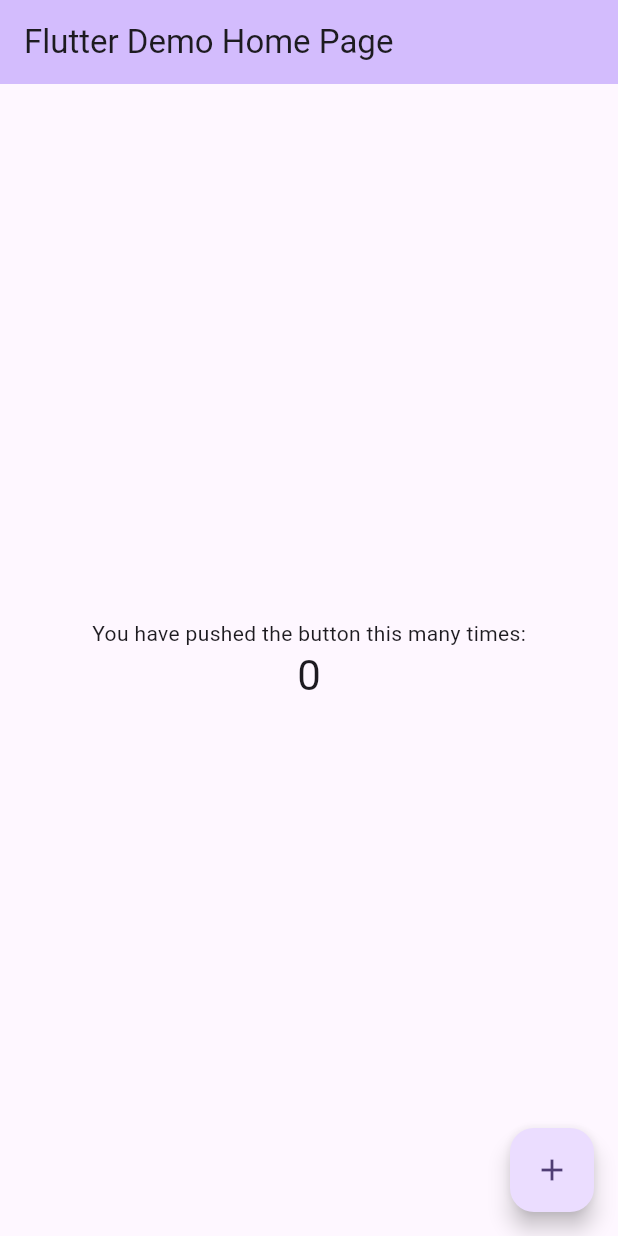
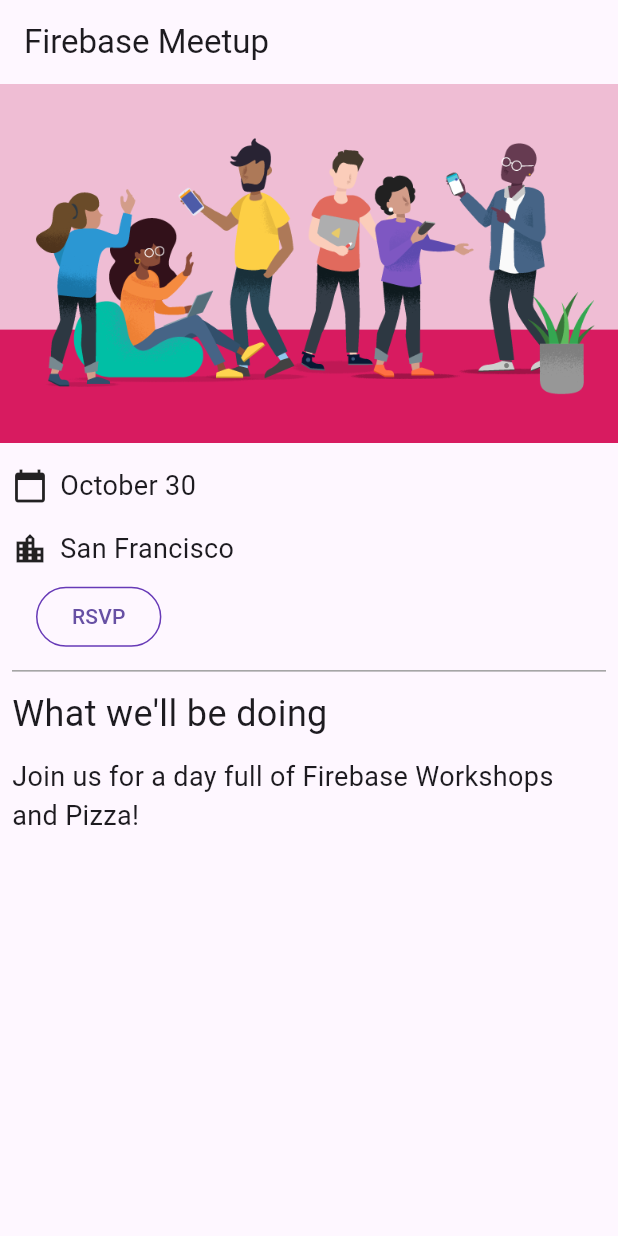
Before and after one commit to ColtenBerry/firebase_demo, a Flutter app: the screen it shows after launch, on a phone screen of 412 x 824 dp. Run offline on Flutter 3.47's test engine with Material 3 defaults, Android fonts, the phone set to English and light mode, and no system bars; our stand-ins replace firebase_auth, firebase_core, go_router, google_fonts; missing offline and left inert: firebase_ui_auth; accounts and stored records are empty.

Commit message:
Step 5 done

```diff
--- /dev/null
+++ b/firebase_demo/lib/app_state.dart
@@ -0,0 +1,34 @@
+import 'package:firebase_auth/firebase_auth.dart'
+    hide EmailAuthProvider, PhoneAuthProvider;
+import 'package:firebase_core/firebase_core.dart';
+import 'package:firebase_ui_auth/firebase_ui_auth.dart';
+import 'package:flutter/material.dart';
+
+import 'firebase_options.dart';
+
+class ApplicationState extends ChangeNotifier {
+  ApplicationState() {
+    init();
+  }
+
+  bool _loggedIn = false;
+  bool get loggedIn => _loggedIn;
+
+  Future<void> init() async {
+    await Firebase.initializeApp(
+        options: DefaultFirebaseOptions.currentPlatform);
+
+    FirebaseUIAuth.configureProviders([
+      EmailAuthProvider(),
+    ]);
+
+    FirebaseAuth.instance.userChanges().listen((user) {
+      if (user != null) {
+        _loggedIn = true;
+      } else {
+        _loggedIn = false;
+      }
+      notifyListeners();
+    });
+  }
+}
--- /dev/null
+++ b/firebase_demo/lib/home_page.dart
@@ -0,0 +1,55 @@
+// Copyright 2022 The Flutter Authors. All rights reserved.
+// Use of this source code is governed by a BSD-style license that can be
+// found in the LICENSE file.
+
+import 'package:firebase_auth/firebase_auth.dart' // new
+    hide
+        EmailAuthProvider,
+        PhoneAuthProvider; // new
+import 'package:flutter/material.dart'; // new
+import 'package:provider/provider.dart'; // new
+
+import 'app_state.dart'; // new
+import 'src/authentication.dart'; // new
+import 'src/widgets.dart';
+
+class HomePage extends StatelessWidget {
+  const HomePage({super.key});
+
+  @override
+  Widget build(BuildContext context) {
+    return Scaffold(
+      appBar: AppBar(
+        title: const Text('Firebase Meetup'),
+      ),
+      body: ListView(
+        children: <Widget>[
+          Image.asset('assets/codelab.png'),
+          const SizedBox(height: 8),
+          const IconAndDetail(Icons.calendar_today, 'October 30'),
+          const IconAndDetail(Icons.location_city, 'San Francisco'),
+          // Add from here
+          Consumer<ApplicationState>(
+            builder: (context, appState, _) => AuthFunc(
+                loggedIn: appState.loggedIn,
+                signOut: () {
+                  FirebaseAuth.instance.signOut();
+                }),
+          ),
+          // to here
+          const Divider(
+            height: 8,
+            thickness: 1,
+            indent: 8,
+            endIndent: 8,
+            color: Colors.grey,
+          ),
+          const Header("What we'll be doing"),
+          const Paragraph(
+            'Join us for a day full of Firebase Workshops and Pizza!',
+          ),
+        ],
+      ),
+    );
+  }
+}
--- a/firebase_demo/lib/main.dart
+++ b/firebase_demo/lib/main.dart
@@ -1,125 +1,122 @@
+// Copyright 2022 The Flutter Authors. All rights reserved.
+// Use of this source code is governed by a BSD-style license that can be
+// found in the LICENSE file.
+
+import 'package:firebase_ui_auth/firebase_ui_auth.dart'; // new
 import 'package:flutter/material.dart';
+import 'package:go_router/go_router.dart'; // new
+import 'package:google_fonts/google_fonts.dart';
+import 'package:provider/provider.dart'; // new
+
+import 'app_state.dart'; // new
+import 'home_page.dart';
 
 void main() {
-  runApp(const MyApp());
+  WidgetsFlutterBinding.ensureInitialized();
+
+  runApp(ChangeNotifierProvider(
+    create: (context) => ApplicationState(),
+    builder: ((context, child) => const App()),
+  ));
 }
 
-class MyApp extends StatelessWidget {
-  const MyApp({super.key});
+// Add GoRouter configuration outside the App class
+final _router = GoRouter(
+  routes: [
+    GoRoute(
+      path: '/',
+      builder: (context, state) => const HomePage(),
+      routes: [
+        GoRoute(
+          path: 'sign-in',
+          builder: (context, state) {
+            return SignInScreen(
+              actions: [
+                ForgotPasswordAction(((context, email) {
+                  final uri = Uri(
+                    path: '/sign-in/forgot-password',
+                    queryParameters: <String, String?>{
+                      'email': email,
+                    },
+                  );
+                  context.push(uri.toString());
+                })),
+                AuthStateChangeAction(((context, state) {
+                  final user = switch (state) {
+                    SignedIn state => state.user,
+                    UserCreated state => state.credential.user,
+                    _ => null
+                  };
+                  if (user == null) {
+                    return;
+                  }
+                  if (state is UserCreated) {
+                    user.updateDisplayName(user.email!.split('@')[0]);
+                  }
+                  if (!user.emailVerified) {
+                    user.sendEmailVerification();
+                    const snackBar = SnackBar(
+                        content: Text(
+                            'Please check your email to verify your email address'));
+                    ScaffoldMessenger.of(context).showSnackBar(snackBar);
+                  }
+                  context.pushReplacement('/');
+                })),
+              ],
+            );
+          },
+          routes: [
+            GoRoute(
+              path: 'forgot-password',
+              builder: (context, state) {
+                final arguments = state.uri.queryParameters;
+                return ForgotPasswordScreen(
+                  email: arguments['email'],
+                  headerMaxExtent: 200,
+                );
+              },
+            ),
+          ],
+        ),
+        GoRoute(
+          path: 'profile',
+          builder: (context, state) {
+            return ProfileScreen(
+              providers: const [],
+              actions: [
+                SignedOutAction((context) {
+                  context.pushReplacement('/');
+                }),
+              ],
+            );
+          },
+        ),
+      ],
+    ),
+  ],
+);
+// end of GoRouter configuration
 
-  // This widget is the root of your application.
+// Change MaterialApp to MaterialApp.router and add the routerConfig
+class App extends StatelessWidget {
+  const App({super.key});
+
   @override
   Widget build(BuildContext context) {
-    return MaterialApp(
-      title: 'Flutter Demo',
+    return MaterialApp.router(
+      title: 'Firebase Meetup',
       theme: ThemeData(
-        // This is the theme of your application.
-        //
-        // TRY THIS: Try running your application with "flutter run". You'll see
-        // the application has a purple toolbar. Then, without quitting the app,
-        // try changing the seedColor in the colorScheme below to Colors.green
-        // and then invoke "hot reload" (save your changes or press the "hot
-        // reload" button in a Flutter-supported IDE, or press "r" if you used
-        // the command line to start the app).
-        //
-        // Notice that the counter didn't reset back to zero; the application
-        // state is not lost during the reload. To reset the state, use hot
-        // restart instead.
-        //
-        // This works for code too, not just values: Most code changes can be
-        // tested with just a hot reload.
-        colorScheme: ColorScheme.fromSeed(seedColor: Colors.deepPurple),
+        buttonTheme: Theme.of(context).buttonTheme.copyWith(
+              highlightColor: Colors.deepPurple,
+            ),
+        primarySwatch: Colors.deepPurple,
+        textTheme: GoogleFonts.robotoTextTheme(
+          Theme.of(context).textTheme,
+        ),
+        visualDensity: VisualDensity.adaptivePlatformDensity,
         useMaterial3: true,
       ),
-      home: const MyHomePage(title: 'Flutter Demo Home Page'),
+      routerConfig: _router, // new
     );
   }
 }
-
-class MyHomePage extends StatefulWidget {
-  const MyHomePage({super.key, required this.title});
-
-  // This widget is the home page of your application. It is stateful, meaning
-  // that it has a State object (defined below) that contains fields that affect
-  // how it looks.
-
-  // This class is the configuration for the state. It holds the values (in this
-  // case the title) provided by the parent (in this case the App widget) and
-  // used by the build method of the State. Fields in a Widget subclass are
-  // always marked "final".
-
-  final String title;
-
-  @override
-  State<MyHomePage> createState() => _MyHomePageState();
-}
-
-class _MyHomePageState extends State<MyHomePage> {
-  int _counter = 0;
-
-  void _incrementCounter() {
-    setState(() {
-      // This call to setState tells the Flutter framework that something has
-      // changed in this State, which causes it to rerun the build method below
-      // so that the display can reflect the updated values. If we changed
-      // _counter without calling setState(), then the build method would not be
-      // called again, and so nothing would appear to happen.
-      _counter++;
-    });
-  }
-
-  @override
-  Widget build(BuildContext context) {
-    // This method is rerun every time setState is called, for instance as done
-    // by the _incrementCounter method above.
-    //
-    // The Flutter framework has been optimized to make rerunning build methods
-    // fast, so that you can just rebuild anything that needs updating rather
-    // than having to individually change instances of widgets.
-    return Scaffold(
-      appBar: AppBar(
-        // TRY THIS: Try changing the color here to a specific color (to
-        // Colors.amber, perhaps?) and trigger a hot reload to see the AppBar
-        // change color while the other colors stay the same.
-        backgroundColor: Theme.of(context).colorScheme.inversePrimary,
-        // Here we take the value from the MyHomePage object that was created by
-        // the App.build method, and use it to set our appbar title.
-        title: Text(widget.title),
-      ),
-      body: Center(
-        // Center is a layout widget. It takes a single child and positions it
-        // in the middle of the parent.
-        child: Column(
-          // Column is also a layout widget. It takes a list of children and
-          // arranges them vertically. By default, it sizes itself to fit its
-          // children horizontally, and tries to be as tall as its parent.
-          //
-          // Column has various properties to control how it sizes itself and
-          // how it positions its children. Here we use mainAxisAlignment to
-          // center the children vertically; the main axis here is the vertical
-          // axis because Columns are vertical (the cross axis would be
-          // horizontal).
-          //
-          // TRY THIS: Invoke "debug painting" (choose the "Toggle Debug Paint"
-          // action in the IDE, or press "p" in the console), to see the
-          // wireframe for each widget.
-          mainAxisAlignment: MainAxisAlignment.center,
-          children: <Widget>[
-            const Text(
-              'You have pushed the button this many times:',
-            ),
-            Text(
-              '$_counter',
-              style: Theme.of(context).textTheme.headlineMedium,
-            ),
-          ],
-        ),
-      ),
-      floatingActionButton: FloatingActionButton(
-        onPressed: _incrementCounter,
-        tooltip: 'Increment',
-        child: const Icon(Icons.add),
-      ), // This trailing comma makes auto-formatting nicer for build methods.
-    );
-  }
-}
--- /dev/null
+++ b/firebase_demo/lib/src/authentication.dart
@@ -0,0 +1,46 @@
+// Copyright 2022 The Flutter Authors. All rights reserved.
+// Use of this source code is governed by a BSD-style license that can be
+// found in the LICENSE file.
+
+import 'package:flutter/material.dart';
+import 'package:go_router/go_router.dart';
+
+import 'widgets.dart';
+
+class AuthFunc extends StatelessWidget {
+  const AuthFunc({
+    super.key,
+    required this.loggedIn,
+    required this.signOut,
+  });
+
+  final bool loggedIn;
+  final void Function() signOut;
+
+  @override
+  Widget build(BuildContext context) {
+    return Row(
+      children: [
+        Padding(
+          padding: const EdgeInsets.only(left: 24, bottom: 8),
+          child: StyledButton(
+              onPressed: () {
+                !loggedIn ? context.push('/sign-in') : signOut();
+              },
+              child: !loggedIn ? const Text('RSVP') : const Text('Logout')),
+        ),
+        Visibility(
+          visible: loggedIn,
+          child: Padding(
+            padding: const EdgeInsets.only(left: 24, bottom: 8),
+            child: StyledButton(
+                onPressed: () {
+                  context.push('/profile');
+                },
+                child: const Text('Profile')),
+          ),
+        )
+      ],
+    );
+  }
+}
--- /dev/null
+++ b/firebase_demo/lib/src/widgets.dart
@@ -0,0 +1,67 @@
+// Copyright 2022 The Flutter Authors. All rights reserved.
+// Use of this source code is governed by a BSD-style license that can be
+// found in the LICENSE file.
+
+import 'package:flutter/material.dart';
+
+class Header extends StatelessWidget {
+  const Header(this.heading, {super.key});
+  final String heading;
+
+  @override
+  Widget build(BuildContext context) => Padding(
+        padding: const EdgeInsets.all(8.0),
+        child: Text(
+          heading,
+          style: const TextStyle(fontSize: 24),
+        ),
+      );
+}
+
+class Paragraph extends StatelessWidget {
+  const Paragraph(this.content, {super.key});
+  final String content;
+  @override
+  Widget build(BuildContext context) => Padding(
+        padding: const EdgeInsets.symmetric(horizontal: 8, vertical: 4),
+        child: Text(
+          content,
+          style: const TextStyle(fontSize: 18),
+        ),
+      );
+}
+
+class IconAndDetail extends StatelessWidget {
+  const IconAndDetail(this.icon, this.detail, {super.key});
+  final IconData icon;
+  final String detail;
+
+  @override
+  Widget build(BuildContext context) => Padding(
+        padding: const EdgeInsets.all(8.0),
+        child: Row(
+          children: [
+            Icon(icon),
+            const SizedBox(width: 8),
+            Text(
+              detail,
+              style: const TextStyle(fontSize: 18),
+            )
+          ],
+        ),
+      );
+}
+
+class StyledButton extends StatelessWidget {
+  const StyledButton({required this.child, required this.onPressed, super.key});
+  final Widget child;
+  final void Function() onPressed;
+
+  @override
+  Widget build(BuildContext context) => OutlinedButton(
+        style: OutlinedButton.styleFrom(
+            side: const BorderSide(color: Colors.deepPurple)),
+        onPressed: onPressed,
+        child: child,
+      );
+}
```
Also changed, not shown: firebase_demo/lib/og_main.dart (added, +125 -0 lines), firebase_demo/pubspec.yaml (+13 -3 lines), firebase_demo/assets/codelab.png (added), firebase_demo/firebase.json (added), firebase_demo/lib/firebase_options.dart (added), firebase_demo/pubspec.lock, 9 other files.
